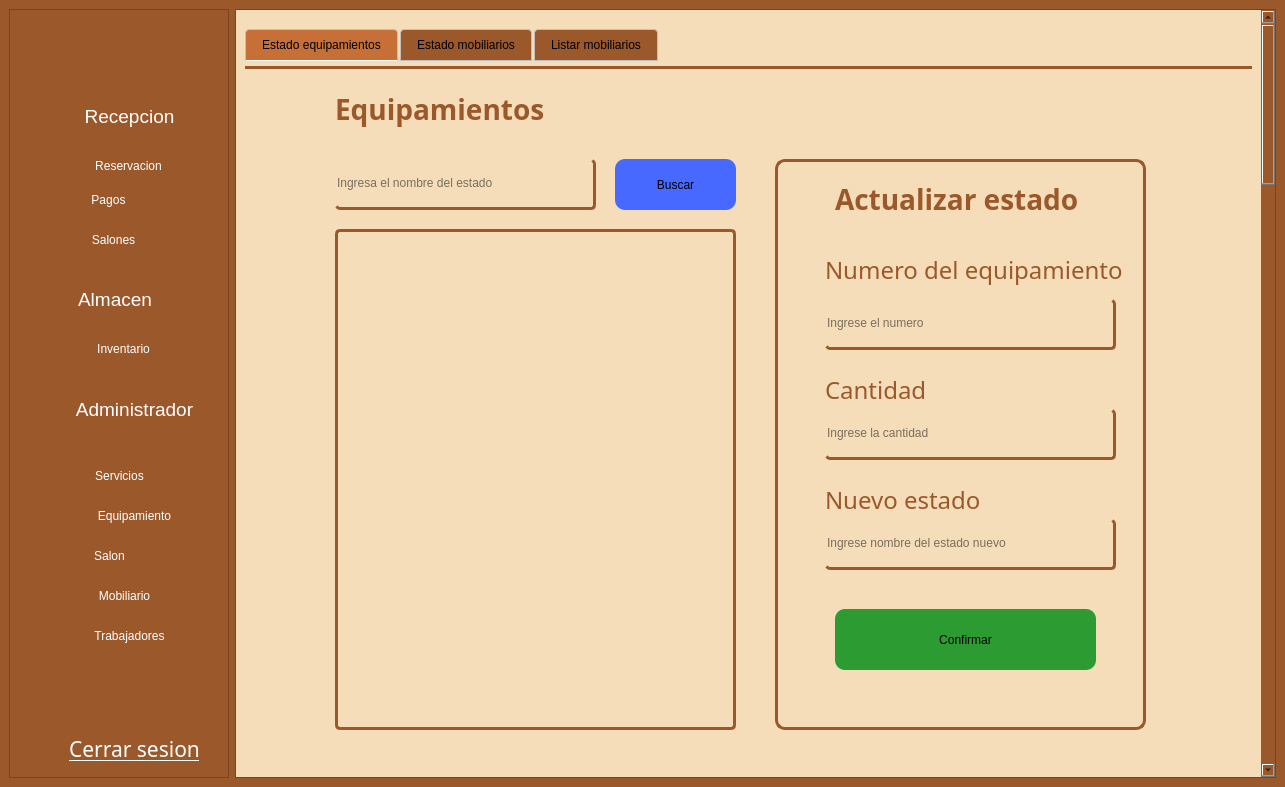
Above: gui/admin_screen.ui from asp-laboratories/BookingRoom_Software before the change. Below: the same form after it.
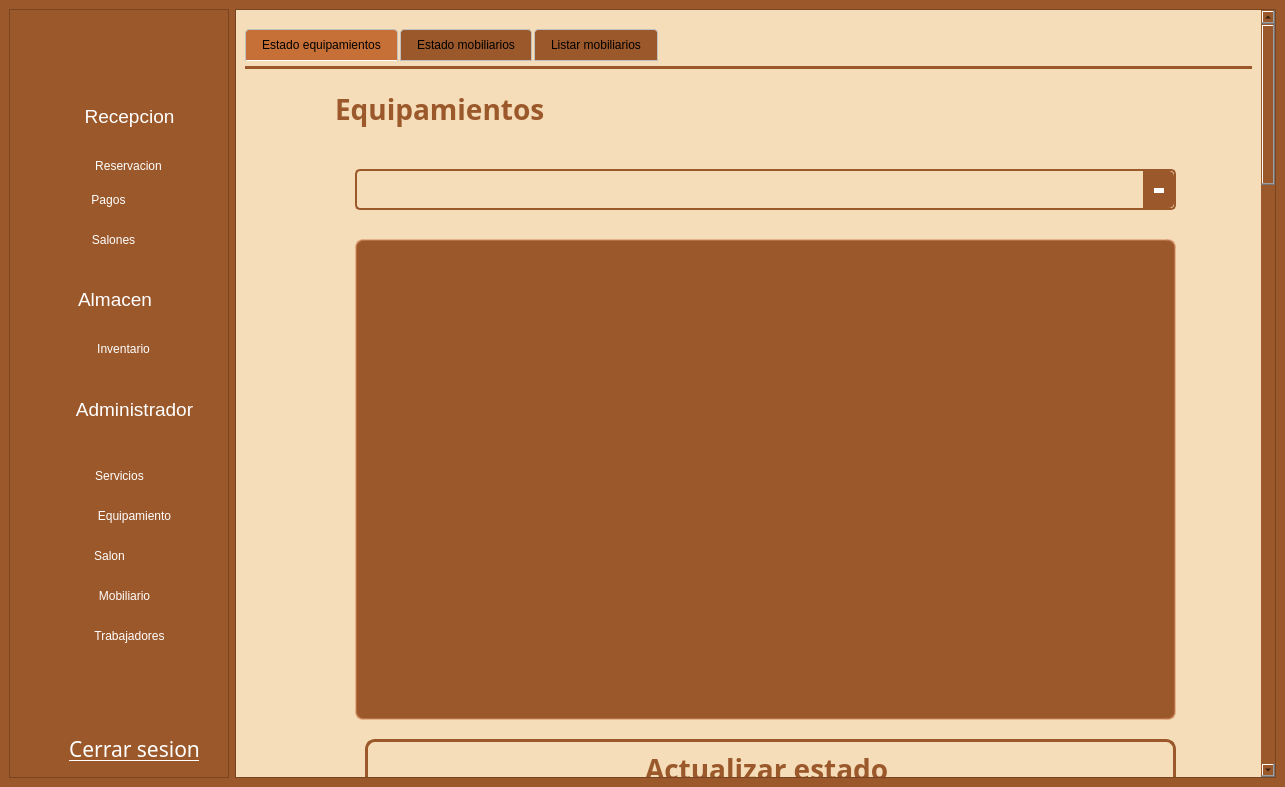
That is the form after the change. The open tabs and pages were chosen to show the change. Icons and pictures are not drawn.

Commit message: feat(admin): Actualiza pantalla de administrador 09

Patch:
```diff
--- a/gui/admin_screen.ui
+++ b/gui/admin_screen.ui
@@ -712,7 +712,7 @@
        <property name="geometry">
         <rect>
          <x>0</x>
-         <y>-600</y>
+         <y>0</y>
          <width>1054</width>
          <height>3500</height>
         </rect>
@@ -4462,7 +4462,7 @@
               <x>0</x>
               <y>10</y>
               <width>1041</width>
-              <height>1601</height>
+              <height>1921</height>
              </rect>
             </property>
             <property name="styleSheet">
@@ -4505,10 +4505,10 @@
              <widget class="QFrame" name="frame_5">
               <property name="geometry">
                <rect>
-                <x>530</x>
-                <y>90</y>
-                <width>371</width>
-                <height>571</height>
+                <x>120</x>
+                <y>670</y>
+                <width>811</width>
+                <height>301</height>
                </rect>
               </property>
               <property name="styleSheet">
@@ -4524,8 +4524,8 @@
               <widget class="QLabel" name="lCostoS_11">
                <property name="geometry">
                 <rect>
-                 <x>50</x>
-                 <y>90</y>
+                 <x>80</x>
+                 <y>70</y>
                  <width>301</width>
                  <height>41</height>
                 </rect>
@@ -4549,31 +4549,8 @@
               <widget class="QLineEdit" name="almEstadoO">
                <property name="geometry">
                 <rect>
-                 <x>50</x>
-                 <y>360</y>
-                 <width>291</width>
-                 <height>51</height>
-                </rect>
-               </property>
-               <property name="styleSheet">
-                <string notr="true">border: none;
-color: rgb(0, 0, 0);
-border-radius: 5px;
-border-bottom: 3px solid rgba(155, 88, 43, 1.0);
-border-right: 3px solid  rgba(155, 88, 43, 1.0);</string>
-               </property>
-               <property name="text">
-                <string/>
-               </property>
-               <property name="placeholderText">
-                <string>Ingrese nombre del estado nuevo</string>
-               </property>
-              </widget>
-              <widget class="QLineEdit" name="almCantidade">
-               <property name="geometry">
-                <rect>
-                 <x>50</x>
-                 <y>250</y>
+                 <x>80</x>
+                 <y>210</y>
                  <width>291</width>
                  <height>51</height>
                 </rect>
@@ -4595,8 +4572,8 @@
               <widget class="QPushButton" name="almConfirmar_2">
                <property name="geometry">
                 <rect>
-                 <x>60</x>
-                 <y>450</y>
+                 <x>430</x>
+                 <y>200</y>
                  <width>261</width>
                  <height>61</height>
                 </rect>
@@ -4613,8 +4590,8 @@
               <widget class="QLabel" name="lCostoS_13">
                <property name="geometry">
                 <rect>
-                 <x>50</x>
-                 <y>320</y>
+                 <x>430</x>
+                 <y>70</y>
                  <width>291</width>
                  <height>41</height>
                 </rect>
@@ -4638,8 +4615,8 @@
               <widget class="QLabel" name="lCostoS_14">
                <property name="geometry">
                 <rect>
-                 <x>50</x>
-                 <y>210</y>
+                 <x>80</x>
+                 <y>170</y>
                  <width>291</width>
                  <height>41</height>
                 </rect>
@@ -4663,8 +4640,8 @@
               <widget class="QLabel" name="label_33">
                <property name="geometry">
                 <rect>
-                 <x>60</x>
-                 <y>20</y>
+                 <x>280</x>
+                 <y>10</y>
                  <width>251</width>
                  <height>41</height>
                 </rect>
@@ -4688,8 +4665,8 @@
               <widget class="QLineEdit" name="numE">
                <property name="geometry">
                 <rect>
-                 <x>50</x>
-                 <y>140</y>
+                 <x>80</x>
+                 <y>110</y>
                  <width>291</width>
                  <height>51</height>
                 </rect>
@@ -4708,82 +4685,70 @@
                 <string>Ingrese el numero</string>
                </property>
               </widget>
-             </widget>
-             <widget class="QPushButton" name="almBuscarE">
-              <property name="geometry">
-               <rect>
-                <x>370</x>
-                <y>90</y>
-                <width>121</width>
-                <height>51</height>
-               </rect>
-              </property>
-              <property name="cursor">
-               <cursorShape>PointingHandCursor</cursorShape>
-              </property>
-              <property name="styleSheet">
-               <string notr="true">border: none;
-border-radius: 10px;
-background-color: rgb(71, 105, 255);</string>
-              </property>
-              <property name="text">
-               <string>Buscar</string>
-              </property>
-             </widget>
-             <widget class="QLineEdit" name="almBuscadorE1">
-              <property name="geometry">
-               <rect>
-                <x>90</x>
-                <y>90</y>
-                <width>261</width>
-                <height>51</height>
-               </rect>
-              </property>
-              <property name="styleSheet">
-               <string notr="true">border: unset;
-color: rgb(0, 0, 0);
-border-radius: 5px;
-border-bottom: 3px solid rgba(155, 88, 43, 1.0);
-border-right: 3px solid  rgba(155, 88, 43, 1.0);</string>
-              </property>
-              <property name="placeholderText">
-               <string>Ingresa el nombre del estado</string>
-              </property>
-             </widget>
-             <widget class="QTextEdit" name="almResulE">
-              <property name="enabled">
-               <bool>true</bool>
-              </property>
-              <property name="geometry">
-               <rect>
-                <x>90</x>
-                <y>160</y>
-                <width>401</width>
-                <height>501</height>
-               </rect>
-              </property>
-              <property name="font">
-               <font>
-                <family>Adwaita Sans</family>
-                <pointsize>12</pointsize>
-               </font>
-              </property>
-              <property name="cursor" stdset="0">
-               <cursorShape>IBeamCursor</cursorShape>
-              </property>
-              <property name="styleSheet">
-               <string notr="true">border: unset;
-color: rgb(0, 0, 0);
-border-radius: 5px;
-border: 3px solid rgba(155, 88, 43, 1.0);
-</string>
-              </property>
-              <property name="verticalScrollBarPolicy">
-               <enum>Qt::ScrollBarPolicy::ScrollBarAsNeeded</enum>
-              </property>
-              <property name="readOnly">
-               <bool>true</bool>
-              </property>
+              <widget class="QComboBox" name="almNuevoEstado">
+               <property name="geometry">
+                <rect>
+                 <x>430</x>
+                 <y>110</y>
+                 <width>271</width>
+                 <height>51</height>
+                </rect>
+               </property>
+               <property name="styleSheet">
+                <string notr="true">QComboBox {
+    background-color: #f5ddb9; 
+    color: #9b582b;         
+    border: 2px solid #9b582b; 
+    border-radius: 5px;  
+    padding: 5px; 
+    font-size: 14px;
+    font-family: &quot;Adwaita Sans&quot;; 
+}
+
+
+QComboBox:hover {
+    border: 2px solid #c7837c; 
+    background-color: #fff0d9; 
+}
+
+
+QComboBox:on { 
+    border-bottom-left-radius: 0px;
+    border-bottom-right-radius: 0px;
+}
+
+
+QComboBox::drop-down {
+    subcontrol-origin: padding;
+    subcontrol-position: top right;
+    width: 30px;
+    border-left-width: 1px;
+    border-left-color: #9b582b;
+    border-left-style: solid;
+    border-top-right-radius: 5px;
+    border-bottom-right-radius: 5px;
+    background-color: #9b582b;
+}
+
+QComboBox::down-arrow {
+    width: 0; 
+    height: 0; 
+    border-left: 5px solid transparent;
+    border-right: 5px solid transparent;
+    border-top: 5px solid white; 
+    margin-top: 2px;
+}
+
+QComboBox QAbstractItemView {
+    background-color: #f5ddb9; 
+    color: #5c3519;    
+    border: 1px solid #9b582b;
+    selection-background-color: #9b582b; 
+    selection-color: white; 
+    outline: 0px;  
+}</string>
+               </property>
+              </widget>
              </widget>
              <widget class="QLabel" name="label_34">
               <property name="geometry">
@@ -4813,8 +4778,8 @@
              <widget class="QTableWidget" name="tablaEstadosEqui">
               <property name="geometry">
                <rect>
-                <x>90</x>
-                <y>820</y>
+                <x>110</x>
+                <y>170</y>
                 <width>821</width>
                 <height>481</height>
                </rect>
@@ -4822,7 +4787,7 @@
               <property name="styleSheet">
                <string notr="true">
 QTableWidget {
-    background-color: rgb(154, 87, 89);
+	background-color: rgb(155, 88, 43);
     border: 2px solid rgba(209, 138, 91, 0.5);
     border-radius: 8px;
     font-size: 13px;
@@ -4862,11 +4827,65 @@
               <property name="geometry">
                <rect>
                 <x>110</x>
-                <y>740</y>
-                <width>261</width>
-                <height>32</height>
+                <y>100</y>
+                <width>821</width>
+                <height>41</height>
                </rect>
               </property>
+              <property name="styleSheet">
+               <string notr="true">QComboBox {
+    background-color: #f5ddb9; 
+    color: #9b582b;         
+    border: 2px solid #9b582b; 
+    border-radius: 5px;  
+    padding: 5px; 
+    font-size: 14px;
+    font-family: &quot;Adwaita Sans&quot;; 
+}
+
+
+QComboBox:hover {
+    border: 2px solid #c7837c; 
+    background-color: #fff0d9; 
+}
+
+
+QComboBox:on { 
+    border-bottom-left-radius: 0px;
+    border-bottom-right-radius: 0px;
+}
+
+
+QComboBox::drop-down {
+    subcontrol-origin: padding;
+    subcontrol-position: top right;
+    width: 30px;
+    border-left-width: 1px;
+    border-left-color: #9b582b;
+    border-left-style: solid;
+    border-top-right-radius: 5px;
+    border-bottom-right-radius: 5px;
+    background-color: #9b582b;
+}
+
+QComboBox::down-arrow {
+    width: 0; 
+    height: 0; 
+    border-left: 5px solid transparent;
+    border-right: 5px solid transparent;
+    border-top: 5px solid white; 
+    margin-top: 2px;
+}
+
+QComboBox QAbstractItemView {
+    background-color: #f5ddb9; 
+    color: #5c3519;    
+    border: 1px solid #9b582b;
+    selection-background-color: #9b582b; 
+    selection-color: white; 
+    outline: 0px;  
+}</string>
+              </property>
              </widget>
             </widget>
             <widget class="QWidget" name="tab_25">
```
Left out of the diff: 356 changed lines with no effect on the pictures. The commit also changes 1 other file.
